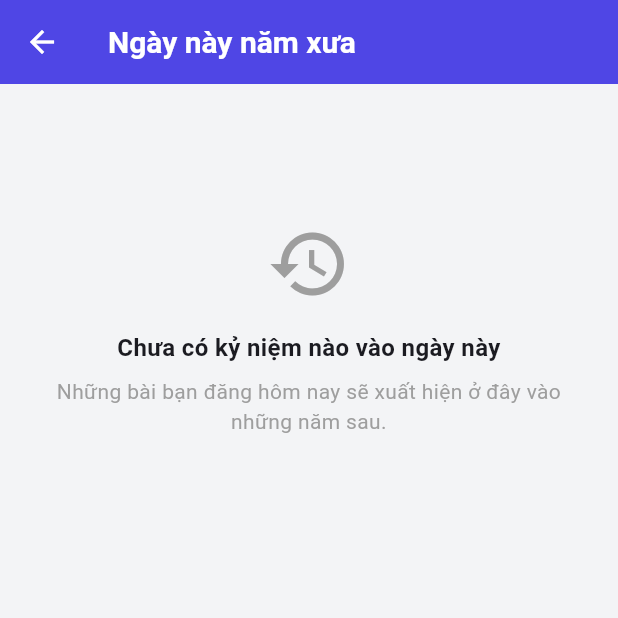
After one commit to Thang-1612/weave-app, a Flutter app: the OnThisDayScreen screen opened directly, on a phone screen of 412 x 824 dp, the top half of it. The commit adds this screen. Run offline on Flutter 3.47's test engine with Material 3 defaults, Android fonts, the phone set to English and light mode, and no system bars; our stand-ins replace cloud_firestore, firebase_ai, firebase_auth, firebase_core, image_picker, shared_preferences; missing offline and left inert: firebase_app_check; accounts and stored records are empty.

Commit message:
Mô tả ngắn gọn những gì bạn vừa làm

```diff
--- /dev/null
+++ b/lib/screens/on_this_day_screen.dart
@@ -0,0 +1,189 @@
+import 'package:flutter/material.dart';
+import '../services/l10n.dart';
+import '../services/on_this_day_service.dart';
+import '../theme/app_theme.dart';
+import '../widgets/post_card.dart';
+
+String _two(int n) => n.toString().padLeft(2, '0');
+
+String _fmtDate(DateTime d) => '${_two(d.day)}/${_two(d.month)}/${d.year}';
+
+/// Màn hình "Ngày này năm xưa": các bài của mình đăng vào hôm nay của những
+/// năm trước, nhóm theo năm.
+class OnThisDayScreen extends StatefulWidget {
+  const OnThisDayScreen({super.key});
+
+  @override
+  State<OnThisDayScreen> createState() => _OnThisDayScreenState();
+}
+
+class _OnThisDayScreenState extends State<OnThisDayScreen> {
+  late Future<List<OnThisDayGroup>> _future = _load();
+
+  Future<List<OnThisDayGroup>> _load() async {
+    try {
+      return await OnThisDayService.load();
+    } catch (e) {
+      // Thiếu chỉ mục thì lỗi này có kèm đường link tạo chỉ mục
+      debugPrint('on this day error: $e');
+      rethrow;
+    }
+  }
+
+  Future<void> _refresh() async {
+    final next = _load();
+    setState(() => _future = next);
+    try {
+      await next;
+    } catch (_) {}
+  }
+
+  Widget _empty() {
+    return ListView(
+      physics: const AlwaysScrollableScrollPhysics(),
+      padding: const EdgeInsets.all(32),
+      children: [
+        const SizedBox(height: 60),
+        const Icon(Icons.history, size: 56, color: Colors.grey),
+        const SizedBox(height: 16),
+        Text(
+          tr(
+            'Chưa có kỷ niệm nào vào ngày này',
+            'No memories on this day yet',
+          ),
+          textAlign: TextAlign.center,
+          style: const TextStyle(fontSize: 16, fontWeight: FontWeight.w700),
+        ),
+        const SizedBox(height: 8),
+        Text(
+          tr(
+            'Những bài bạn đăng hôm nay sẽ xuất hiện ở đây vào những năm sau.',
+            'What you post today will show up here in the years to come.',
+          ),
+          textAlign: TextAlign.center,
+          style: const TextStyle(color: Colors.grey),
+        ),
+      ],
+    );
+  }
+
+  Widget _error(Object error) {
+    final detail = '$error';
+    return ListView(
+      physics: const AlwaysScrollableScrollPhysics(),
+      padding: const EdgeInsets.all(32),
+      children: [
+        const SizedBox(height: 60),
+        Text(
+          tr('Không tải được kỷ niệm', 'Could not load your memories'),
+          textAlign: TextAlign.center,
+          style: const TextStyle(fontWeight: FontWeight.w700),
+        ),
+        const SizedBox(height: 8),
+        Text(
+          detail.length > 200 ? '${detail.substring(0, 200)}...' : detail,
+          textAlign: TextAlign.center,
+          style: const TextStyle(fontSize: 11, color: Colors.grey),
+        ),
+        const SizedBox(height: 12),
+        Center(
+          child: TextButton(
+            onPressed: _refresh,
+            child: Text(tr('Thử lại', 'Retry')),
+          ),
+        ),
+      ],
+    );
+  }
+
+  Widget _list(List<OnThisDayGroup> groups) {
+    return ListView(
+      physics: const AlwaysScrollableScrollPhysics(),
+      padding: const EdgeInsets.only(bottom: 24),
+      children: [
+        for (final g in groups) ...[
+          Padding(
+            padding: const EdgeInsets.fromLTRB(16, 18, 16, 4),
+            child: Row(
+              children: [
+                const Icon(Icons.history, size: 18, color: Colors.grey),
+                const SizedBox(width: 6),
+                Text(
+                  tr(
+                    '${g.yearsAgo} năm trước',
+                    g.yearsAgo == 1 ? '1 year ago' : '${g.yearsAgo} years ago',
+                  ),
+                  style: const TextStyle(
+                    fontSize: 15,
+                    fontWeight: FontWeight.w700,
+                  ),
+                ),
+                const SizedBox(width: 8),
+                Text(
+                  _fmtDate(g.date),
+                  style: const TextStyle(fontSize: 12, color: Colors.grey),
+                ),
+              ],
+            ),
+          ),
+          for (final p in g.posts)
+            PostCard(
+              key: ValueKey('otd_${p.id}'),
+              post: p,
+              openProfileOnTap: false,
+            ),
+        ],
+      ],
+    );
+  }
+
+  @override
+  Widget build(BuildContext context) {
+    return Scaffold(
+      backgroundColor: const Color(0xFFF3F4F6),
+      appBar: AppBar(
+        flexibleSpace: const GradientAppBarBackground(),
+        title: Text(tr('Ngày này năm xưa', 'On this day')),
+      ),
+      body: Center(
+        child: ConstrainedBox(
+          constraints: const BoxConstraints(maxWidth: 600),
+          child: RefreshIndicator(
+            onRefresh: _refresh,
+            child: FutureBuilder<List<OnThisDayGroup>>(
+              future: _future,
+              builder: (context, snap) {
+                if (snap.connectionState != ConnectionState.done) {
+                  return const Center(child: CircularProgressIndicator());
+                }
+                if (snap.hasError) return _error(snap.error!);
+                final groups = snap.data ?? const <OnThisDayGroup>[];
+                if (groups.isEmpty) return _empty();
+                return _list(groups);
+              },
+            ),
+          ),
+        ),
+      ),
+    );
+  }
+}
+
+/// Mục bấm để mở "Ngày này năm xưa". Đặt vào menu, ngăn kéo hoặc trang cá
+/// nhân: `const OnThisDayTile()`.
+class OnThisDayTile extends StatelessWidget {
+  const OnThisDayTile({super.key});
+
+  @override
+  Widget build(BuildContext context) {
+    return ListTile(
+      leading: const Icon(Icons.history),
+      title: Text(tr('Ngày này năm xưa', 'On this day')),
+      onTap: () {
+        Navigator.of(context).push(
+          MaterialPageRoute(builder: (_) => const OnThisDayScreen()),
+        );
+      },
+    );
+  }
+}
--- /dev/null
+++ b/lib/services/on_this_day_service.dart
@@ -0,0 +1,79 @@
+import 'package:cloud_firestore/cloud_firestore.dart';
+import 'package:firebase_auth/firebase_auth.dart';
+import '../models/post.dart';
+
+/// Các bài của mình đăng vào cùng ngày, cách đây [yearsAgo] năm.
+class OnThisDayGroup {
+  final int yearsAgo;
+  final DateTime date;
+  final List<Post> posts;
+
+  const OnThisDayGroup(this.yearsAgo, this.date, this.posts);
+}
+
+/// "Ngày này năm xưa": bài của chính mình đăng vào ngày hôm nay của các năm
+/// trước. Chỉ đọc dữ liệu có sẵn (bài công khai và bài bạn bè/riêng tư của
+/// mình), không ghi gì và không cần thay đổi luật Firestore.
+///
+/// Mỗi năm một truy vấn khoảng thời gian trên mỗi loại bài nên chỉ đọc đúng
+/// những bài trùng ngày, không quét toàn bộ bài viết. Truy vấn cần chỉ mục
+/// ghép (authorId + createdAt) cho `posts` và `friend_posts`: lần chạy đầu
+/// nếu thiếu, thông báo lỗi trong cửa sổ Run có sẵn đường link để tạo.
+class OnThisDayService {
+  /// Nhìn lại tối đa bao nhiêu năm.
+  static const maxYears = 5;
+
+  static final _db = FirebaseFirestore.instance;
+
+  static Future<List<Post>> _postsOnDay(
+      String collection,
+      String uid,
+      DateTime start,
+      DateTime end,
+      ) async {
+    final snap = await _db
+        .collection(collection)
+        .where('authorId', isEqualTo: uid)
+        .where('createdAt',
+        isGreaterThanOrEqualTo: Timestamp.fromDate(start))
+        .where('createdAt', isLessThan: Timestamp.fromDate(end))
+        .get();
+    return snap.docs.map(Post.fromDoc).toList();
+  }
+
+  static Future<OnThisDayGroup?> _year(
+      String uid,
+      DateTime today,
+      int yearsAgo,
+      ) async {
+    final year = today.year - yearsAgo;
+    final start = DateTime(year, today.month, today.day);
+    // 29/2 không có ở năm thường: DateTime tự nhảy sang tháng sau, bỏ qua
+    if (start.month != today.month) return null;
+    final end = DateTime(year, today.month, today.day + 1);
+
+    final lists = await Future.wait([
+      _postsOnDay('posts', uid, start, end),
+      _postsOnDay('friend_posts', uid, start, end),
+    ]);
+    final posts = [...lists[0], ...lists[1]]
+      ..sort((a, b) => b.createdAt.compareTo(a.createdAt));
+    if (posts.isEmpty) return null;
+    return OnThisDayGroup(yearsAgo, start, posts);
+  }
+
+  /// Danh sách theo năm, gần nhất trước. Rỗng nếu chưa có bài nào.
+  static Future<List<OnThisDayGroup>> load({DateTime? today}) async {
+    final me = FirebaseAuth.instance.currentUser;
+    if (me == null) return const <OnThisDayGroup>[];
+    final now = today ?? DateTime.now();
+
+    final results = await Future.wait([
+      for (var n = 1; n <= maxYears; n++) _year(me.uid, now, n),
+    ]);
+    return [
+      for (final g in results)
+        if (g != null) g,
+    ];
+  }
+}
```
Also changed, not shown: lib/screens/user_profile_page.dart (+14 -0 lines).
